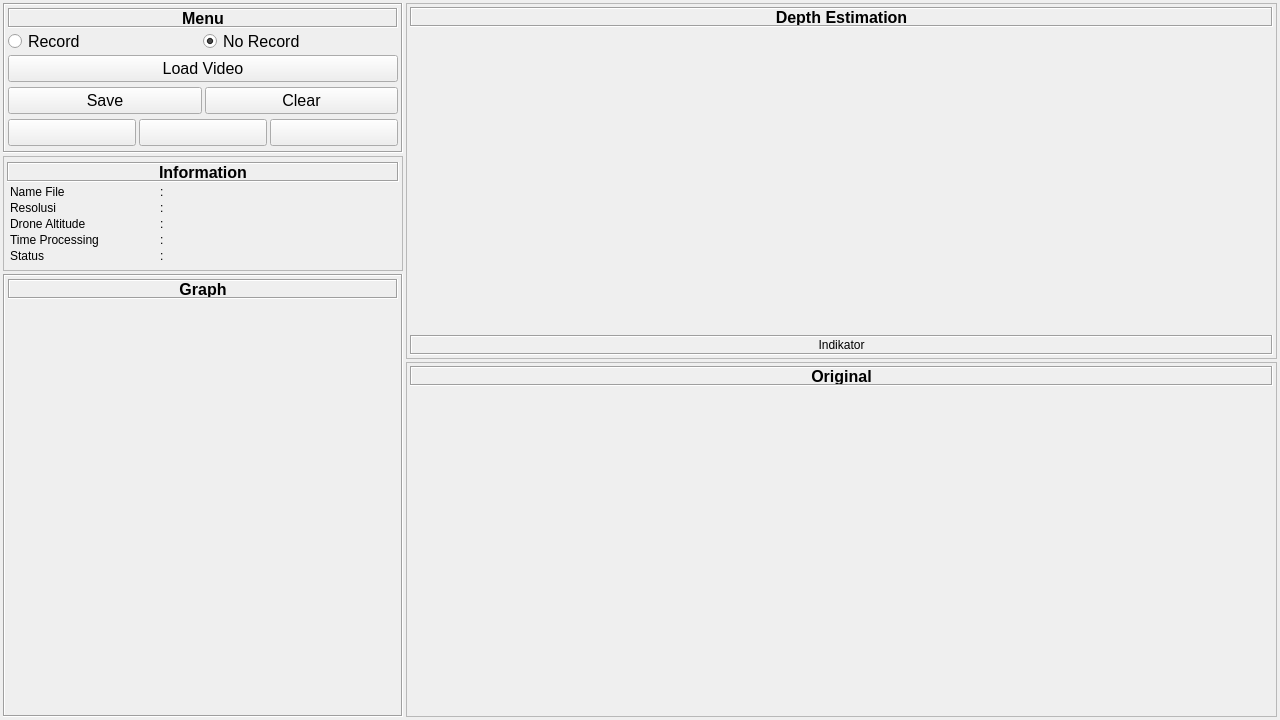
Qt form ui_main_drone.ui (aziz-0110/riset-drone) before a commit.
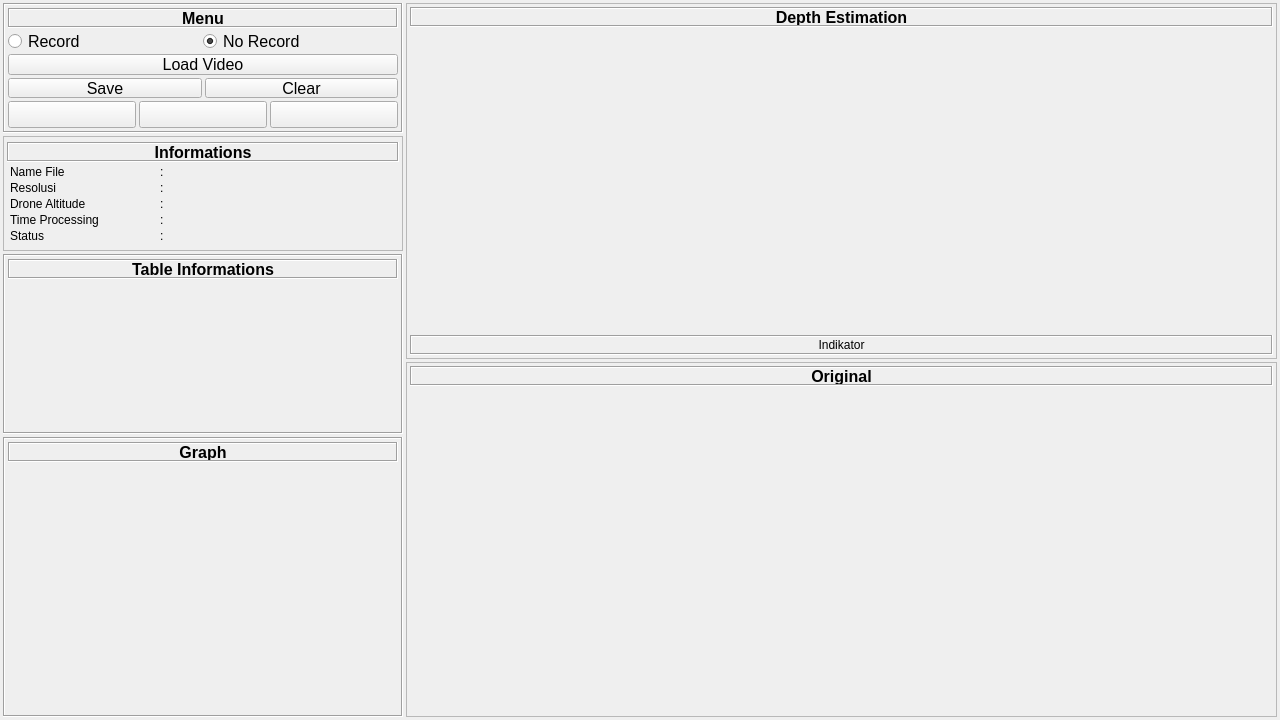
The same form after that commit. Icons and pictures are not drawn.

Commit message: create table

Diff of the .ui file:
```diff
--- a/ui_main_drone.ui
+++ b/ui_main_drone.ui
@@ -64,7 +64,7 @@
         <property name="maximumSize">
          <size>
           <width>16777215</width>
-          <height>150</height>
+          <height>130</height>
          </size>
         </property>
         <property name="font">
@@ -180,7 +180,7 @@
            <property name="maximumSize">
             <size>
              <width>16777215</width>
-             <height>70</height>
+             <height>50</height>
             </size>
            </property>
            <property name="frameShape">
@@ -487,7 +487,7 @@
             <enum>QFrame::Sunken</enum>
            </property>
            <property name="text">
-            <string>Information</string>
+            <string>Informations</string>
            </property>
            <property name="alignment">
             <set>Qt::AlignCenter</set>
@@ -860,6 +860,75 @@
         </layout>
        </widget>
       </item>
+      <item>
+       <widget class="QFrame" name="frame_15">
+        <property name="maximumSize">
+         <size>
+          <width>16777215</width>
+          <height>180</height>
+         </size>
+        </property>
+        <property name="frameShape">
+         <enum>QFrame::Box</enum>
+        </property>
+        <property name="frameShadow">
+         <enum>QFrame::Sunken</enum>
+        </property>
+        <layout class="QVBoxLayout" name="verticalLayout_12">
+         <property name="spacing">
+          <number>3</number>
+         </property>
+         <property name="leftMargin">
+          <number>3</number>
+         </property>
+         <property name="topMargin">
+          <number>3</number>
+         </property>
+         <property name="rightMargin">
+          <number>3</number>
+         </property>
+         <property name="bottomMargin">
+          <number>3</number>
+         </property>
+         <item>
+          <widget class="QLabel" name="label_8">
+           <property name="maximumSize">
+            <size>
+             <width>16777215</width>
+             <height>20</height>
+            </size>
+           </property>
+           <property name="font">
+            <font>
+             <pointsize>12</pointsize>
+             <weight>75</weight>
+             <bold>true</bold>
+            </font>
+           </property>
+           <property name="frameShape">
+            <enum>QFrame::Box</enum>
+           </property>
+           <property name="frameShadow">
+            <enum>QFrame::Sunken</enum>
+           </property>
+           <property name="text">
+            <string>Table Informations</string>
+           </property>
+           <property name="alignment">
+            <set>Qt::AlignCenter</set>
+           </property>
+          </widget>
+         </item>
+         <item>
+          <widget class="QLabel" name="label_table">
+           <property name="text">
+            <string/>
+           </property>
+          </widget>
+         </item>
+        </layout>
+       </widget>
+      </item>
       <item>
        <widget class="QFrame" name="frame_4">
         <property name="frameShape">
```
The commit also changes 6 other files.
